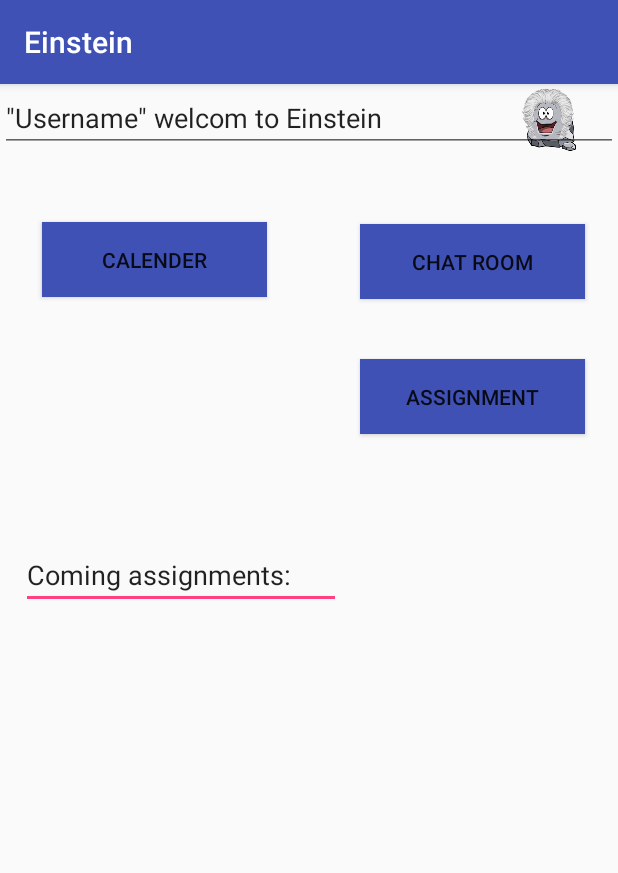
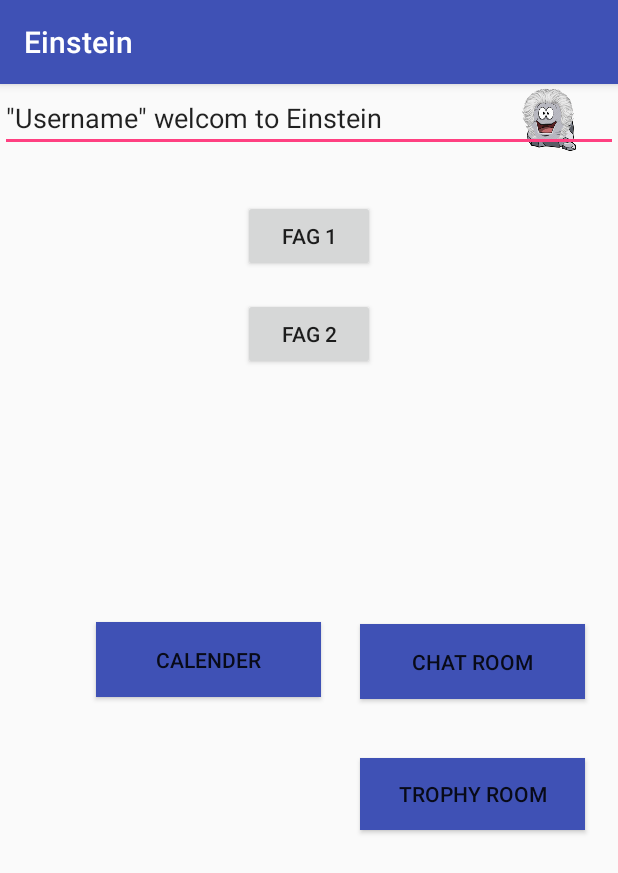
Before and after one commit to DitteCallesen/Einstein_PU, an Android app: the screen it shows after launch (MainActivity), on a phone screen of 412 x 824 dp. Shown: the top 873 px of the screen. Run offline under Robolectric (Android 15) with nearby library versions, the phone set to English and light mode, and no system bars.

Commit message:
Nye vinduer
Jeg har tilføjet nye vinduer og har lavet en skitse over mapping. Jeg er
ikke sikker på om I kan åbne siktsen da det er en vsd fil.

```diff
--- a/Einstein/app/src/main/AndroidManifest.xml
+++ b/Einstein/app/src/main/AndroidManifest.xml
@@ -17,7 +17,10 @@
         </activity>
         <activity android:name=".CalenderActivity" />
         <activity android:name=".ChatroomActivity" />
-        <activity android:name=".AssignmentActivity"></activity>
+        <activity android:name=".AssignmentActivity" />
+        <activity android:name=".Fag1Activity" />
+        <activity android:name=".TrophyActivity" />
+        <activity android:name=".Fag2Activity"></activity>
     </application>
 
 </manifest>
--- a/Einstein/app/src/main/res/layout/activity_main.xml
+++ b/Einstein/app/src/main/res/layout/activity_main.xml
@@ -7,36 +7,6 @@
     android:layout_height="match_parent"
     android:orientation="horizontal">
 
-    <Button
-        android:text="Assignment"
-        android:layout_width="150dp"
-        android:layout_height="50dp"
-        android:layout_below="@+id/Chatroom"
-        android:layout_alignLeft="@+id/Chatroom"
-        android:layout_alignStart="@+id/Chatroom"
-        android:layout_marginTop="40dp"
-        android:id="@+id/Assignment"
-        android:elevation="19dp"
-        android:background="@color/colorPrimary"
-        android:onClick="assignmentOnClick"/>
-
-    <EditText
-        android:layout_width="wrap_content"
-        android:layout_height="wrap_content"
-        android:inputType="none"
-        android:text="Coming assignments: "
-        android:ems="10"
-        android:layout_below="@+id/Assignment"
-        android:layout_alignParentLeft="true"
-        android:layout_alignParentStart="true"
-        android:layout_marginLeft="14dp"
-        android:layout_marginStart="14dp"
-        android:layout_marginTop="71dp"
-        android:id="@+id/editText"
-        android:enabled="true"
-        android:clickable="false"
-        android:editable="false" />
-
     <ImageView
         android:layout_height="wrap_content"
         app:srcCompat="@mipmap/ic_launcher"
@@ -44,20 +14,6 @@
         android:layout_width="wrap_content"
         android:layout_alignRight="@+id/Chatroom"
         android:layout_alignEnd="@+id/Chatroom" />
-
-    <Button
-        android:text="Calender"
-        android:layout_marginTop="44dp"
-        android:id="@+id/Calender"
-        android:layout_width="150dp"
-        android:layout_height="50dp"
-        android:background="@color/colorPrimary"
-        android:onClick="calenderOnClick"
-        android:layout_marginLeft="14dp"
-        android:layout_marginStart="14dp"
-        android:layout_below="@+id/imageView2"
-        android:layout_alignLeft="@+id/editText"
-        android:layout_alignStart="@+id/editText" />
 
     <Button
         android:text="Chat Room"
@@ -87,5 +43,53 @@
         android:editable="false"
         android:enabled="true" />
 
+    <Button
+        android:text="FAG 2"
+        android:layout_width="wrap_content"
+        android:layout_height="wrap_content"
+        android:layout_marginTop="17dp"
+        android:id="@+id/fag2"
+        android:layout_below="@+id/fag1"
+        android:layout_alignRight="@+id/fag1"
+        android:layout_alignEnd="@+id/fag1"
+        android:onClick="fag2OnClick"/>
+
+    <Button
+        android:text="FAG 1"
+        android:layout_width="wrap_content"
+        android:layout_height="wrap_content"
+        android:layout_marginTop="29dp"
+        android:id="@+id/fag1"
+        android:layout_below="@+id/imageView2"
+        android:layout_centerHorizontal="true"
+        android:onClick="fag1OnClick"/>
+
+    <Button
+        android:text="Calender"
+        android:id="@+id/Calender"
+        android:layout_width="150dp"
+        android:layout_height="50dp"
+        android:background="@color/colorPrimary"
+        android:onClick="calenderOnClick"
+        android:layout_marginRight="26dp"
+        android:layout_marginEnd="26dp"
+        android:layout_centerVertical="true"
+        android:layout_toLeftOf="@+id/Chatroom"
+        android:layout_toStartOf="@+id/Chatroom" />
+
+    <Button
+        android:text="Trophy room"
+        android:layout_width="wrap_content"
+        android:layout_height="wrap_content"
+        android:layout_marginTop="39dp"
+        android:id="@+id/trophy"
+        android:background="@color/colorPrimary"
+        android:layout_below="@+id/Chatroom"
+        android:layout_alignRight="@+id/Chatroom"
+        android:layout_alignEnd="@+id/Chatroom"
+        android:layout_alignLeft="@+id/Chatroom"
+        android:layout_alignStart="@+id/Chatroom"
+        android:onClick="trophyOnClick"/>
+
 
 </RelativeLayout>
```
Also changed, not shown: Einstein/app/src/main/java/com/example/diteh/einstein/Fag1Activity.java (added, +26 -0 lines), Einstein/app/src/main/java/com/example/diteh/einstein/Fag2Activity.java (added, +26 -0 lines), Einstein/app/src/main/java/com/example/diteh/einstein/MainActivity.java (+13 -2 lines), Einstein/app/src/main/java/com/example/diteh/einstein/TrophyActivity.java (added, +22 -0 lines), Einstein/app/src/main/res/layout/activity_fag1.xml (added, +39 -0 lines), Einstein/app/src/main/res/layout/activity_fag2.xml (added, +37 -0 lines), Einstein/app/src/main/res/layout/activity_trophy.xml (added, +39 -0 lines), 1 other file.
